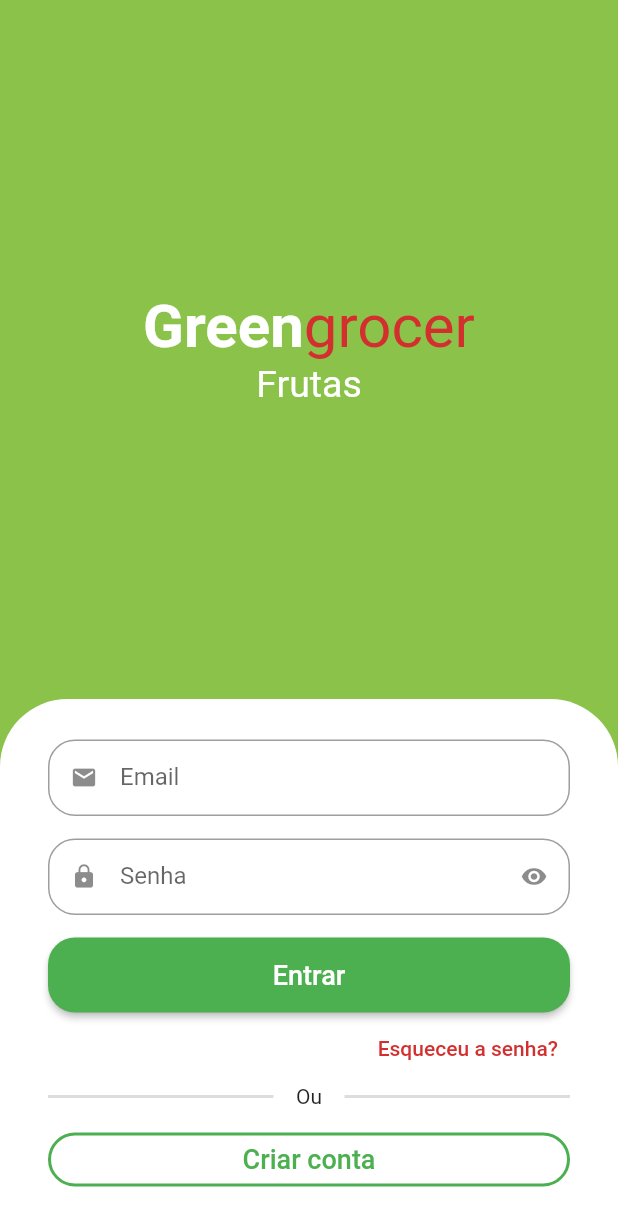
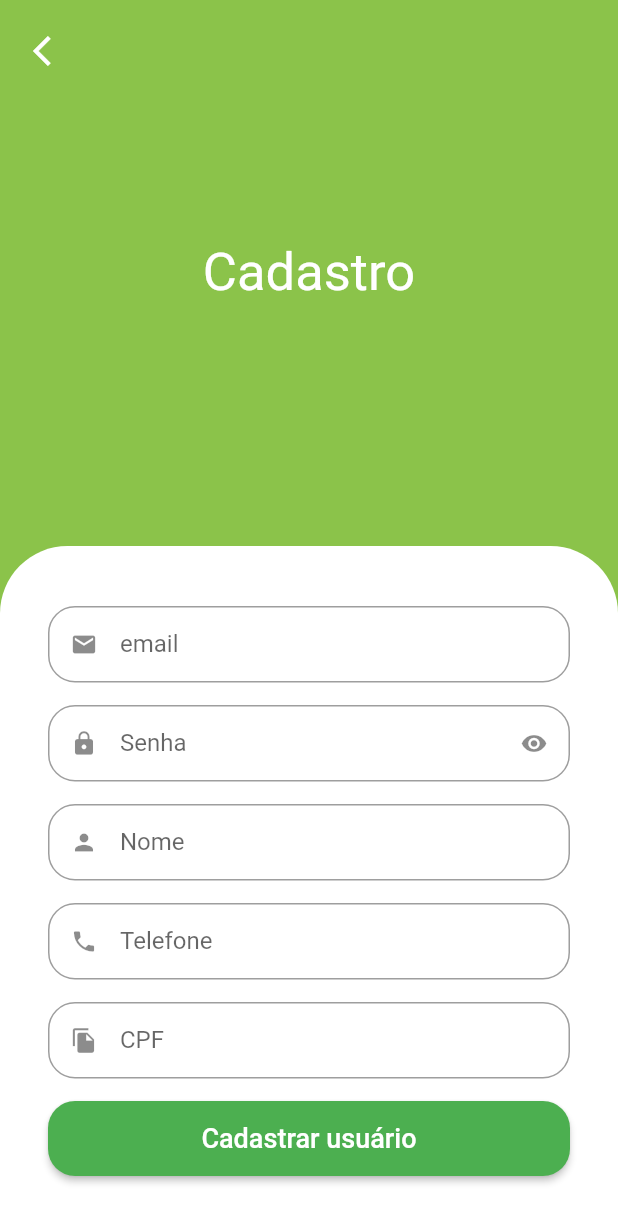
Before and after one commit to goncalveshigino/quitanda, a Flutter app: the screen it shows after launch, after a tap on "Criar conta", on a phone screen of 412 x 824 dp. Shown: the top 1226 px of the screen. Run offline on Flutter 3.47's test engine with Material 2 defaults, Android fonts, the phone set to English and light mode, and no system bars; drawn by our look-alikes of animated_text_kit; our stand-ins replace mask_text_input_formatter.

Commit message:
sign_up_screen

```diff
--- a/lib/src/auth/components/custom_text_field.dart
+++ b/lib/src/auth/components/custom_text_field.dart
@@ -1,16 +1,18 @@
 import 'package:flutter/material.dart';
+import 'package:flutter/services.dart';
 
 class CustomTextField extends StatefulWidget {
   final IconData icon;
   final String label;
   final bool isSecret;
-
+  final List<TextInputFormatter>? inputFormatter;
 
   const CustomTextField({
     Key? key,
     required this.icon,
     required this.label,
     this.isSecret = false,
+    this.inputFormatter
   }) : super(key: key);
 
   @override
@@ -18,10 +20,9 @@
 }
 
 class _CustomTextFieldState extends State<CustomTextField> {
+  bool isObscure = false;
 
-    bool isObscure = false;
-
-    @override
+  @override
   void initState() {
     super.initState();
 
@@ -34,6 +35,7 @@
       padding: const EdgeInsets.only(bottom: 15),
       child: TextFormField(
         obscureText: isObscure,
+        inputFormatters: widget.inputFormatter,
         decoration: InputDecoration(
             prefixIcon: Icon(widget.icon),
             suffixIcon: widget.isSecret
@@ -43,7 +45,7 @@
                         isObscure = !isObscure;
                       });
                     },
-                    icon:Icon(isObscure ? Icons.visibility : Icons.visibility_off),
+                    icon: Icon(isObscure ? Icons.visibility : Icons.visibility_off),
                   )
                 : null,
             labelText: widget.label,
--- a/lib/src/auth/sign_in_screen.dart
+++ b/lib/src/auth/sign_in_screen.dart
@@ -1,6 +1,7 @@
 import 'package:animated_text_kit/animated_text_kit.dart';
 import 'package:flutter/material.dart';
 import 'package:quitanda/src/auth/components/custom_text_field.dart';
+import 'package:quitanda/src/auth/sign_up_screen.dart';
 import 'package:quitanda/src/config/custom_colors.dart';
 
 
@@ -11,9 +12,14 @@
   @override
   Widget build(BuildContext context) {
 
+    final size = MediaQuery.of(context).size;
+
     return Scaffold(
        backgroundColor: CustomColors.customSwatchColor,
-       body:Column(
+       body:SingleChildScrollView(
+         child: SizedBox(
+          height: size.height,
+           child: Column(
             children: [
               Expanded(
                 child: Column(
@@ -170,7 +176,15 @@
                     fontSize: 18
                   ),
                   ),
-            onPressed: (){},
+                onPressed: (){
+                  Navigator.of(context).push(
+                    MaterialPageRoute(
+                      builder: (c) {
+                        return SignScreen();
+                      }
+                    )
+                  );
+                },
               )
 
 
@@ -180,6 +194,8 @@
               )
             ]
                ),
+         ),
+       ),
     );
   }
 }
--- /dev/null
+++ b/lib/src/auth/sign_up_screen.dart
@@ -0,0 +1,112 @@
+import 'package:flutter/material.dart';
+import 'package:mask_text_input_formatter/mask_text_input_formatter.dart';
+import 'package:quitanda/src/auth/components/custom_text_field.dart';
+import 'package:quitanda/src/config/custom_colors.dart';
+
+class SignScreen extends StatelessWidget {
+
+   SignScreen({Key? key}) : super(key: key);
+
+  final cpfFormatter = MaskTextInputFormatter(
+    mask: '###.###.###-##',
+    filter: {'#': RegExp(r'[0-9]')},
+  );
+
+    final phoneFormatter = MaskTextInputFormatter(
+    mask: '+ ### ###-###-###',
+    filter: {'#': RegExp(r'[0-9]')},
+  );
+
+  @override
+  Widget build(BuildContext context) {
+    final size = MediaQuery.of(context).size;
+
+    return Scaffold(
+      backgroundColor: CustomColors.customSwatchColor,
+      body: SingleChildScrollView(
+        child: SizedBox(
+          height: size.height,
+          child: Stack(
+            children: [
+
+              Column(
+                children: [
+                  const Expanded(
+                    child: Center(
+                      child: Text('Cadastro', style: TextStyle(color: Colors.white, fontSize: 35)),
+                    ),
+                  ),
+                  Container(
+                    padding: const EdgeInsets.symmetric(
+                      horizontal: 32,
+                      vertical: 40,
+                    ),
+                    decoration: const BoxDecoration(color: Colors.white, borderRadius: BorderRadius.vertical(top: Radius.circular(45))),
+                    child: Column(
+                      crossAxisAlignment: CrossAxisAlignment.stretch,
+                      children: [
+                        const CustomTextField(
+                          icon: Icons.email,
+                          label: 'email',
+                        ),
+                        const CustomTextField(
+                          icon: Icons.lock,
+                          label: 'Senha',
+                          isSecret: true,
+                        ),
+                        const CustomTextField(
+                          icon: Icons.person,
+                          label: 'Nome',
+                        ),
+                         CustomTextField(
+                          icon: Icons.phone,
+                          label: 'Telefone',
+                          inputFormatter: [phoneFormatter],
+                        ),
+                         CustomTextField(
+                          icon: Icons.file_copy,
+                          label: 'CPF',
+                          inputFormatter: [cpfFormatter],
+                        ),
+                        SizedBox(
+                          height: 50,
+                          child: ElevatedButton(
+                            style: ElevatedButton.styleFrom(shape: RoundedRectangleBorder(borderRadius: BorderRadius.circular(18))),
+                            onPressed: () {},
+                            child: const Text(
+                              'Cadastrar usuário',
+                              style: TextStyle(
+                                fontSize: 18,
+                              ),
+                            ),
+                          ),
+                        )
+                      ],
+                    ),
+                  )
+                ],
+              ),
+
+              Positioned(
+                top: 10,
+                left: 10,
+                child: SafeArea(
+                  child: IconButton(
+                    onPressed: () {
+                      Navigator.of(context).pop();
+                    },
+                    icon: const Icon(
+                      Icons.arrow_back_ios,
+                      color: Colors.white,
+                    ),
+                  ),
+                ),
+              ),
+
+            ],
+          ),
+        ),
+      ),
+    );
+  }
+}
--- a/pubspec.yaml
+++ b/pubspec.yaml
@@ -35,6 +35,7 @@
   # Use with the CupertinoIcons class for iOS style icons.
   cupertino_icons: ^1.0.2
   animated_text_kit:
+  mask_text_input_formatter: ^2.4.0
 
 dev_dependencies:
   flutter_test:
```
Also changed, not shown: pubspec.lock. Lines whose indentation alone changed are shown as unchanged.
